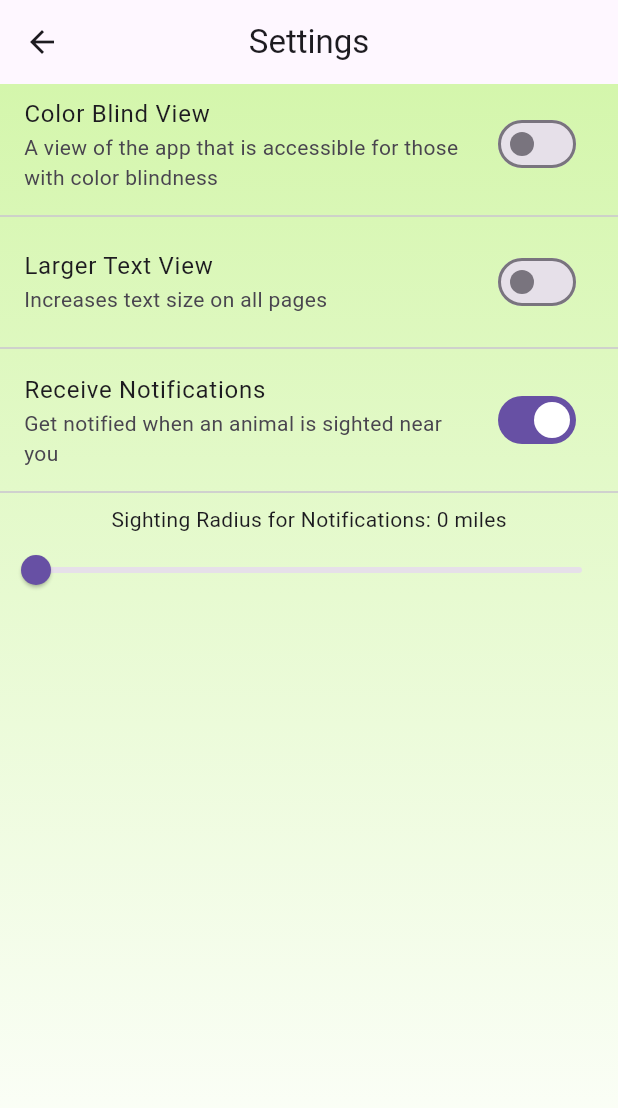
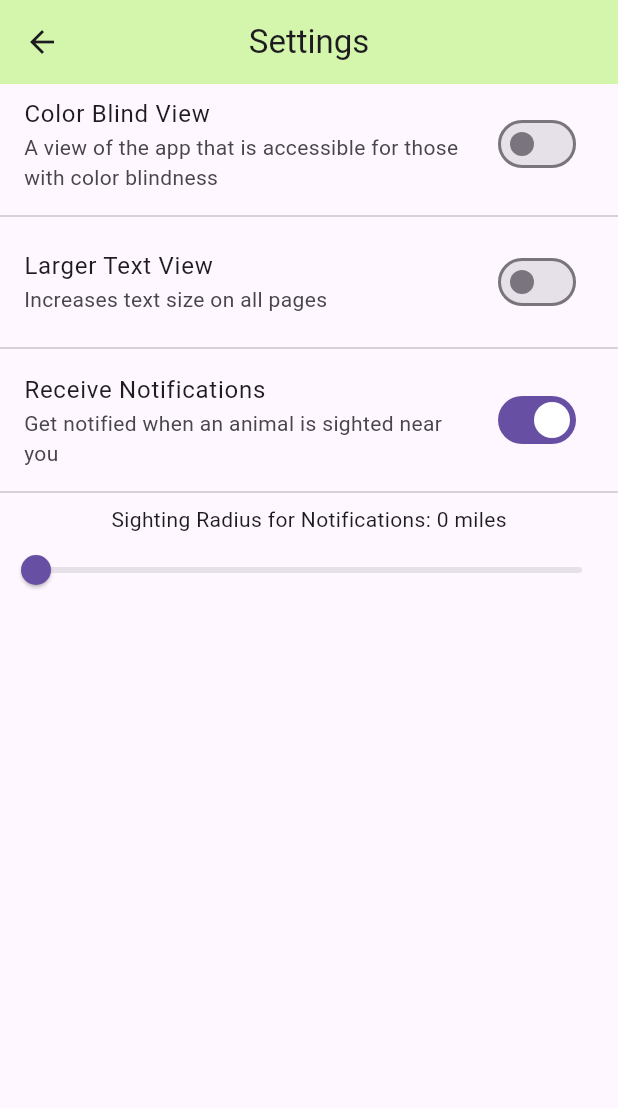
Before and after one commit to amandeepksingh/WildWhere, a Flutter app: the SettingsPage screen opened directly, on a phone screen of 412 x 824 dp. Shown: the top 1108 px of the screen. Run offline on Flutter 3.47's test engine with Material 3 defaults, Android fonts, the phone set to English and light mode, and no system bars; our stand-ins replace firebase_auth, firebase_core, geolocator, google_sign_in, image_cropper, image_picker; missing offline and left inert: mapbox_gl; accounts and stored records are empty.

Commit message:
Update colors

```diff
--- a/frontend/wildwhere/lib/settings.dart
+++ b/frontend/wildwhere/lib/settings.dart
@@ -19,18 +19,9 @@ class _SettingsPageState extends State<SettingsPage> {
       appBar: AppBar(
         title: const Text('Settings'),
         centerTitle: true,
+        backgroundColor: const Color.fromARGB(255, 212, 246, 172),
       ),
       body: Container(
-        decoration: const BoxDecoration(
-          gradient: LinearGradient(
-            begin: Alignment.topCenter,
-            end: Alignment.bottomCenter,
-            colors: [
-              Color.fromARGB(255, 212, 246, 172),
-              Colors.white,
-            ],
-          ),
-        ),
         child: ListView(
           children: [
             buttonHelper('Color Blind View', colorBlindToggle, (value) {
@@ -43,8 +34,7 @@ class _SettingsPageState extends State<SettingsPage> {
                 largeTextToggle = value;
               });
             }, 'Increases text size on all pages'),
-            buttonHelper('Receive Notifications', notificationToggle,
-                (value) {
+            buttonHelper('Receive Notifications', notificationToggle, (value) {
               setState(() {
                 notificationToggle = value;
               });
@@ -66,8 +56,8 @@ class _SettingsPageState extends State<SettingsPage> {
     );
   }
 
-  Widget buttonHelper(String title, bool value,
-      ValueChanged<bool> onChanged, String description) {
+  Widget buttonHelper(String title, bool value, ValueChanged<bool> onChanged,
+      String description) {
     return Column(
       crossAxisAlignment: CrossAxisAlignment.start,
       children: [
@@ -87,8 +77,7 @@ class SliderHelper extends StatelessWidget {
   final double value;
   final ValueChanged<double> onChanged;
 
-  const SliderHelper(
-      {super.key, required this.value, required this.onChanged});
+  const SliderHelper({super.key, required this.value, required this.onChanged});
 
   @override
   Widget build(BuildContext context) {
```
